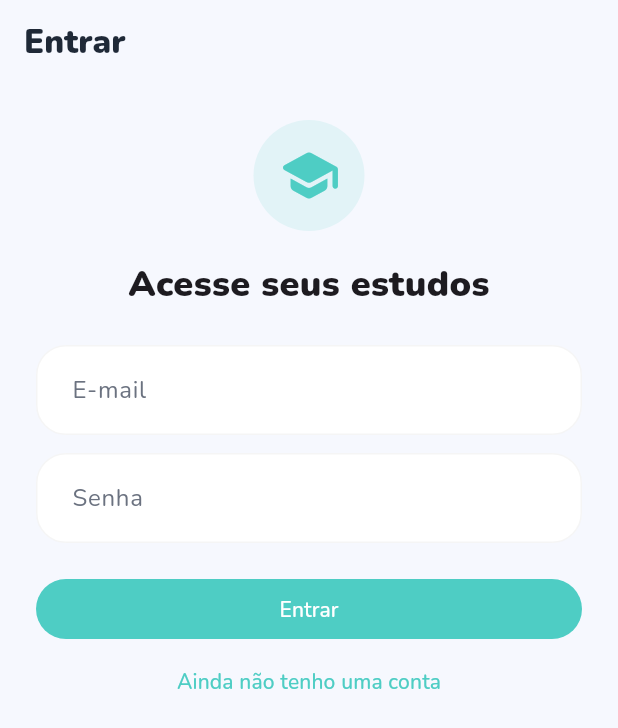
After one commit to jrochaandrade/dailyEnglish, a Flutter app: the screen it shows after launch, after a tap on "Entrar ou criar conta", on a phone screen of 412 x 824 dp. The commit adds this screen. Shown: the top 728 px of the screen. Run offline on Flutter 3.47's test engine with Material 3 defaults, Android fonts, the phone set to English and light mode, and no system bars; our stand-ins replace file_picker, flutter_riverpod, flutter_tts, go_router, google_fonts, google_sign_in and 3 more; missing offline and left inert: flame, flame_tiled, googleapis; accounts and stored records are empty.

Commit message:
feat: adiciona login e cadastro no app

```diff
--- a/lib/core/router/app_router.dart
+++ b/lib/core/router/app_router.dart
@@ -25,6 +25,7 @@ import '../../screens/study/study_log_screen.dart';
 import '../../screens/concursos/contest_cards_screen.dart';
 import '../../screens/start/start_screen.dart';
 import '../../screens/materials/materials_screen.dart';
+import '../../screens/auth/login_screen.dart';
 
 final appRouter = GoRouter(
   initialLocation: '/',
@@ -189,6 +190,10 @@ final appRouter = GoRouter(
       builder: (context, state) => const MaterialsScreen(),
     ),
     GoRoute(
+      path: '/login',
+      builder: (context, state) => const LoginScreen(),
+    ),
+    GoRoute(
       path: '/concursos/new',
       builder: (context, state) => const ContestCardFormScreen(),
     ),
--- /dev/null
+++ b/lib/screens/auth/login_screen.dart
@@ -0,0 +1,148 @@
+import 'package:flutter/material.dart';
+import 'package:go_router/go_router.dart';
+import 'package:google_fonts/google_fonts.dart';
+import '../../core/services/auth_api_service.dart';
+import '../../core/theme/app_theme.dart';
+
+class LoginScreen extends StatefulWidget {
+  const LoginScreen({super.key});
+
+  @override
+  State<LoginScreen> createState() => _LoginScreenState();
+}
+
+class _LoginScreenState extends State<LoginScreen> {
+  final _formKey = GlobalKey<FormState>();
+  final _nameController = TextEditingController();
+  final _emailController = TextEditingController();
+  final _passwordController = TextEditingController();
+  final _api = AuthApiService();
+  bool _registering = false;
+  bool _loading = false;
+  String? _error;
+
+  @override
+  void dispose() {
+    _nameController.dispose();
+    _emailController.dispose();
+    _passwordController.dispose();
+    super.dispose();
+  }
+
+  Future<void> _submit() async {
+    if (!_formKey.currentState!.validate()) return;
+    setState(() {
+      _loading = true;
+      _error = null;
+    });
+    try {
+      if (_registering) {
+        await _api.register(
+          name: _nameController.text.trim(),
+          email: _emailController.text.trim(),
+          password: _passwordController.text,
+        );
+      } else {
+        await _api.login(
+          email: _emailController.text.trim(),
+          password: _passwordController.text,
+        );
+      }
+      if (mounted) context.go('/materials');
+    } on AuthApiException catch (error) {
+      if (mounted) setState(() => _error = error.message);
+    } finally {
+      if (mounted) setState(() => _loading = false);
+    }
+  }
+
+  @override
+  Widget build(BuildContext context) {
+    final title = _registering ? 'Criar conta' : 'Entrar';
+    return Scaffold(
+      appBar: AppBar(title: Text(title)),
+      body: Form(
+        key: _formKey,
+        child: ListView(
+          padding: const EdgeInsets.all(24),
+          children: [
+            Container(
+              padding: const EdgeInsets.all(16),
+              decoration: BoxDecoration(
+                color: AppTheme.primary.withValues(alpha: .12),
+                shape: BoxShape.circle,
+              ),
+              child: const Icon(
+                Icons.school_rounded,
+                color: AppTheme.primary,
+                size: 42,
+              ),
+            ),
+            const SizedBox(height: 18),
+            Text(
+              'Acesse seus estudos',
+              textAlign: TextAlign.center,
+              style:
+                  GoogleFonts.nunito(fontSize: 24, fontWeight: FontWeight.w900),
+            ),
+            const SizedBox(height: 24),
+            if (_registering) ...[
+              TextFormField(
+                controller: _nameController,
+                decoration: const InputDecoration(labelText: 'Nome'),
+                validator: (value) => value == null || value.trim().isEmpty
+                    ? 'Informe seu nome'
+                    : null,
+              ),
+              const SizedBox(height: 12),
+            ],
+            TextFormField(
+              controller: _emailController,
+              keyboardType: TextInputType.emailAddress,
+              decoration: const InputDecoration(labelText: 'E-mail'),
+              validator: (value) => value == null || !value.contains('@')
+                  ? 'Informe um e-mail válido'
+                  : null,
+            ),
+            const SizedBox(height: 12),
+            TextFormField(
+              controller: _passwordController,
+              obscureText: true,
+              decoration: const InputDecoration(labelText: 'Senha'),
+              validator: (value) => value == null || value.length < 8
+                  ? 'Use pelo menos 8 caracteres'
+                  : null,
+            ),
+            if (_error != null) ...[
+              const SizedBox(height: 16),
+              Text(_error!,
+                  style: TextStyle(color: Theme.of(context).colorScheme.error)),
+            ],
+            const SizedBox(height: 20),
+            FilledButton(
+              onPressed: _loading ? null : _submit,
+              child: _loading
+                  ? const SizedBox(
+                      width: 18,
+                      height: 18,
+                      child: CircularProgressIndicator(strokeWidth: 2),
+                    )
+                  : Text(title),
+            ),
+            TextButton(
+              onPressed: _loading
+                  ? null
+                  : () => setState(() {
+                        _registering = !_registering;
+                        _error = null;
+                      }),
+              child: Text(_registering
+                  ? 'Já tenho uma conta'
+                  : 'Ainda não tenho uma conta'),
+            ),
+          ],
+        ),
+      ),
+    );
+  }
+}
--- a/lib/screens/start/start_screen.dart
+++ b/lib/screens/start/start_screen.dart
@@ -67,6 +67,12 @@ class StartScreen extends StatelessWidget {
                   description: 'PDFs para preparar resumos e revisões',
                   color: AppTheme.tertiary,
                   onTap: () => context.go('/materials'),
+                ),
+                const SizedBox(height: 8),
+                TextButton.icon(
+                  onPressed: () => context.go('/login'),
+                  icon: const Icon(Icons.login_rounded),
+                  label: const Text('Entrar ou criar conta'),
                 ),
               ],
             ),
```
Also changed, not shown: lib/core/services/auth_api_service.dart (added, +66 -0 lines).
